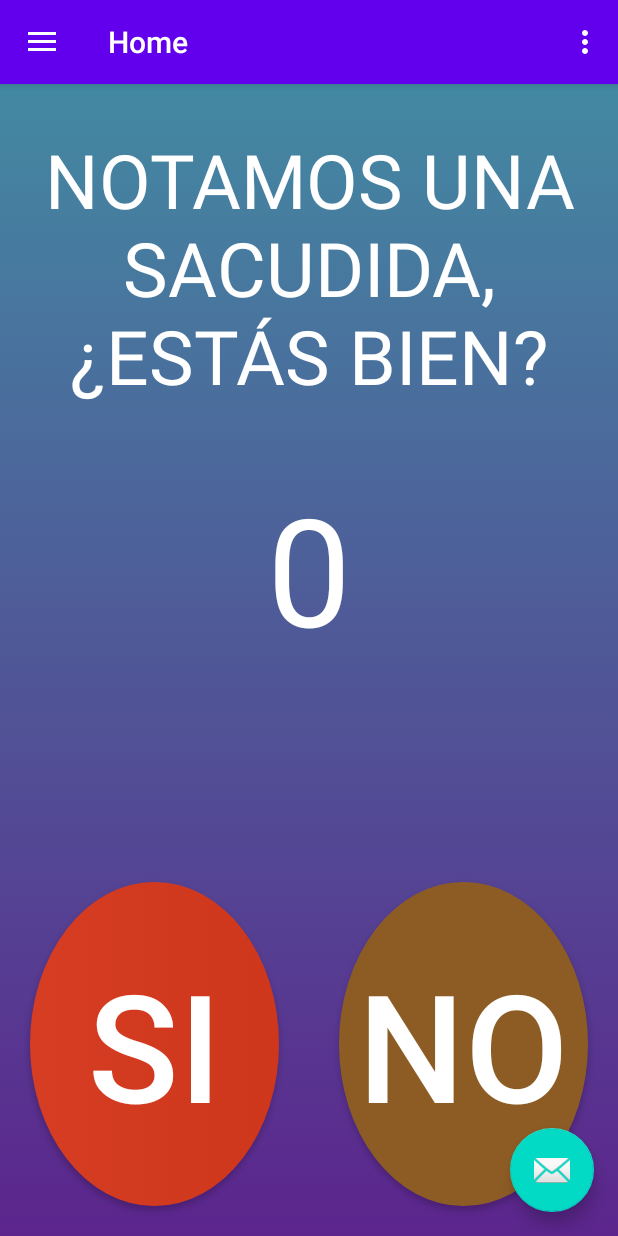
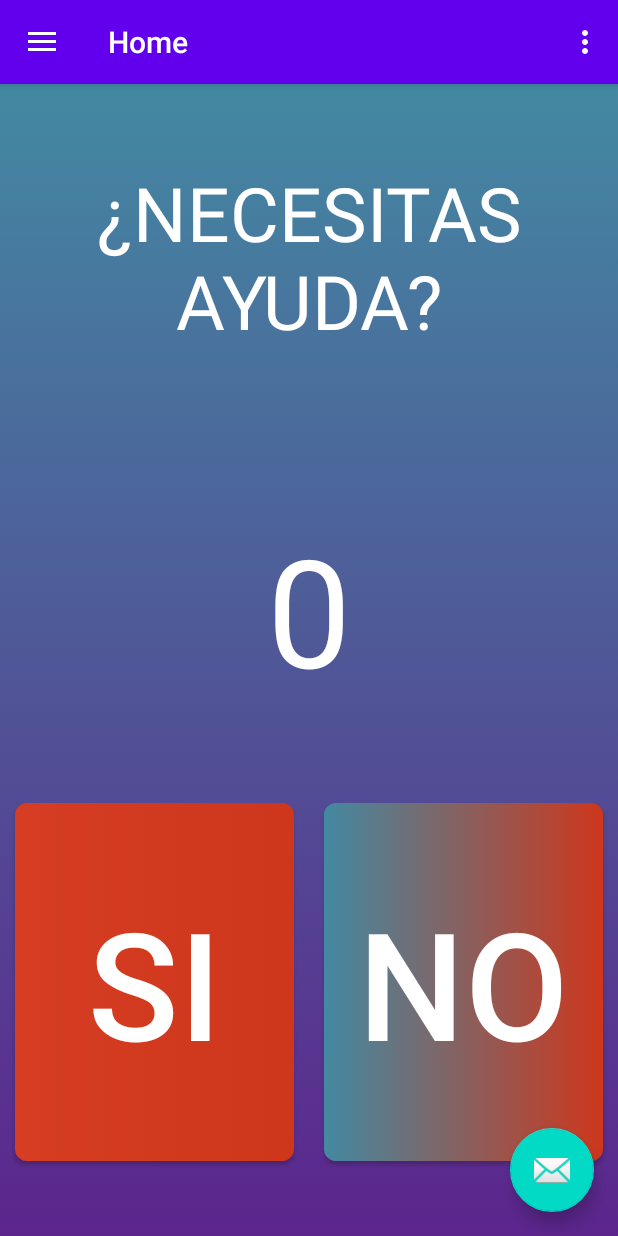
Before and after one commit to gabo-x86/BotonDePanico, an Android app: the fragment AlertFragment placed in its activity, on a phone screen of 412 x 824 dp. Run offline under Robolectric (Android 15) with nearby library versions, the phone set to English and light mode, and no system bars; our stand-ins replace navigation-ui; 1 statement that could not run was skipped.

Commit message:
Cambio de diseño de botones de Fragment de alerta

```diff
--- a/app/src/main/java/com/projects/botondepanico/AlertFragment.java
+++ b/app/src/main/java/com/projects/botondepanico/AlertFragment.java
@@ -61,6 +61,7 @@ public class AlertFragment extends Fragment {
         super.onResume();
     }
 
+
     @Override
     public View onCreateView(LayoutInflater inflater, ViewGroup container,
                              Bundle savedInstanceState) {
--- /dev/null
+++ b/app/src/main/res/drawable/btn_square_no.xml
@@ -0,0 +1,5 @@
+<?xml version="1.0" encoding="utf-8"?>
+<selector xmlns:android="http://schemas.android.com/apk/res/android">
+    <item android:state_pressed="true" android:drawable="@drawable/btn_square_no_pressed"/>
+    <item android:state_pressed="false" android:drawable="@drawable/btn_square_no_default"/>
+</selector>
--- /dev/null
+++ b/app/src/main/res/drawable/btn_square_no_default.xml
@@ -0,0 +1,20 @@
+<?xml version="1.0" encoding="utf-8"?>
+<shape xmlns:android="http://schemas.android.com/apk/res/android"
+    android:shape="rectangle">
+    <gradient
+        android:startColor="#4389A2"
+        android:endColor="#CE371C"
+        android:type="linear"
+
+        />
+    <corners
+        android:bottomLeftRadius="8dp"
+        android:bottomRightRadius="8dp"
+        android:topLeftRadius="8dp"
+        android:topRightRadius="8dp" />
+
+    <size android:height="100dp"/>
+    <size android:width="100dp"/>
+
+
+</shape>
--- /dev/null
+++ b/app/src/main/res/drawable/btn_square_no_pressed.xml
@@ -0,0 +1,19 @@
+<?xml version="1.0" encoding="utf-8"?>
+<shape xmlns:android="http://schemas.android.com/apk/res/android"
+    android:shape="rectangle">
+    <gradient
+        android:startColor="#435AA2"
+        android:endColor="#CE371C"
+        android:type="linear"
+        />
+    <corners
+        android:bottomLeftRadius="8dp"
+        android:bottomRightRadius="8dp"
+        android:topLeftRadius="8dp"
+        android:topRightRadius="8dp" />
+
+    <size android:height="100dp"/>
+    <size android:width="100dp"/>
+
+
+</shape>
--- /dev/null
+++ b/app/src/main/res/drawable/btn_square_yes.xml
@@ -0,0 +1,5 @@
+<?xml version="1.0" encoding="utf-8"?>
+<selector xmlns:android="http://schemas.android.com/apk/res/android">
+    <item android:state_pressed="true" android:drawable="@drawable/btn_square_yes_pressed"/>
+    <item android:state_pressed="false" android:drawable="@drawable/btn_square_yes_default"/>
+</selector>
--- /dev/null
+++ b/app/src/main/res/drawable/btn_square_yes_default.xml
@@ -0,0 +1,20 @@
+<?xml version="1.0" encoding="utf-8"?>
+<shape xmlns:android="http://schemas.android.com/apk/res/android"
+    android:shape="rectangle">
+    <gradient
+        android:startColor="#D63D22"
+        android:endColor="#CE371C"
+        android:type="linear"
+
+        />
+    <corners
+    android:bottomLeftRadius="8dp"
+    android:bottomRightRadius="8dp"
+    android:topLeftRadius="8dp"
+    android:topRightRadius="8dp" />
+
+    <size android:height="100dp"/>
+    <size android:width="100dp"/>
+
+
+</shape>
--- /dev/null
+++ b/app/src/main/res/drawable/btn_square_yes_pressed.xml
@@ -0,0 +1,19 @@
+<?xml version="1.0" encoding="utf-8"?>
+<shape xmlns:android="http://schemas.android.com/apk/res/android"
+    android:shape="rectangle">
+    <gradient
+        android:startColor="#B82601"
+        android:endColor="#9E1A03"
+        android:type="linear"
+        />
+    <corners
+        android:bottomLeftRadius="8dp"
+        android:bottomRightRadius="8dp"
+        android:topLeftRadius="8dp"
+        android:topRightRadius="8dp" />
+
+    <size android:height="100dp"/>
+    <size android:width="100dp"/>
+
+
+</shape>
--- a/app/src/main/res/layout/fragment_alert.xml
+++ b/app/src/main/res/layout/fragment_alert.xml
@@ -10,42 +10,44 @@
 
     <!-- TODO: Update blank fragment layout -->
     <LinearLayout
-        android:layout_width="wrap_content"
-        android:layout_height="match_parent"
+        android:layout_width="match_parent"
+        android:layout_height="wrap_content"
         android:layout_weight="1"
         >
         <TextView
             android:layout_width="match_parent"
             android:layout_height="wrap_content"
-            android:paddingTop="30dp"
             android:text="@string/are_u_ok"
             android:textColor="@color/white"
             android:textSize="50sp"
             android:textAlignment="center"
+            android:layout_gravity="center"
             />
 
     </LinearLayout>
 
     <LinearLayout
         android:layout_width="match_parent"
-        android:layout_height="match_parent"
+        android:layout_height="wrap_content"
         android:layout_weight="1"
         >
+
         <TextView
             android:id="@+id/counter"
             android:layout_width="match_parent"
             android:layout_height="wrap_content"
             android:text="0"
+            android:textAlignment="center"
             android:textColor="@color/white"
             android:textSize="100sp"
-            android:textAlignment="center"
+            android:layout_gravity="center"
 
             />
     </LinearLayout>
 
     <LinearLayout
         android:layout_width="match_parent"
-        android:layout_height="match_parent"
+        android:layout_height="wrap_content"
         android:layout_weight="1"
         android:orientation="horizontal"
         >
@@ -59,14 +61,14 @@
                     android:layout_width="match_parent"
                     android:layout_height="match_parent"
 
-                    android:background="@drawable/btn_circle_sos"
+                    android:background="@drawable/btn_square_yes"
                     android:text="@string/txt_si"
                     android:textColor="#FFFFFF"
                     android:textSize="100sp"
-                    android:layout_marginBottom="20dp"
-                    android:layout_marginTop="20dp"
-                    android:layout_marginRight="20dp"
-                    android:layout_marginLeft="20dp"
+                    android:layout_marginBottom="50dp"
+                    android:layout_marginTop="10dp"
+                    android:layout_marginRight="10dp"
+                    android:layout_marginLeft="10dp"
                     />
         </LinearLayout>
         <LinearLayout
@@ -78,15 +80,14 @@
                 android:id="@+id/btnNo"
                 android:layout_width="match_parent"
                 android:layout_height="match_parent"
-                android:background="@drawable/btn_circle_sos"
+                android:background="@drawable/btn_square_no"
                 android:text="@string/txt_no"
                 android:textColor="#FFFFFF"
                 android:textSize="100sp"
-                android:layout_marginBottom="20dp"
-                android:layout_marginTop="20dp"
-                android:layout_marginRight="20dp"
-                android:layout_marginLeft="20dp"
-                android:backgroundTint="@color/cancel"
+                android:layout_marginBottom="50dp"
+                android:layout_marginTop="10dp"
+                android:layout_marginRight="10dp"
+                android:layout_marginLeft="10dp"
 
                 />
         </LinearLayout>
--- a/app/src/main/res/values/colors.xml
+++ b/app/src/main/res/values/colors.xml
@@ -5,6 +5,4 @@
     <color name="colorAccent">#03DAC5</color>
     <color name="white">#FFFFFF</color>
 
-    <color name="sos">#8D2825</color>
-    <color name="cancel">#8D5C25</color>
 </resources>
--- a/app/src/main/res/values/strings.xml
+++ b/app/src/main/res/values/strings.xml
@@ -16,7 +16,7 @@
     <!-- TODO: Remove or change this placeholder text -->
     <string name="hello_blank_fragment">Hello blank fragment</string>
 
-    <string name="are_u_ok">NOTAMOS UNA SACUDIDA, ¿ESTÁS BIEN?</string>
+    <string name="are_u_ok">¿NECESITAS AYUDA?</string>
 
     <string name="txt_si">SI</string>
     <string name="txt_no">NO</string>
```
